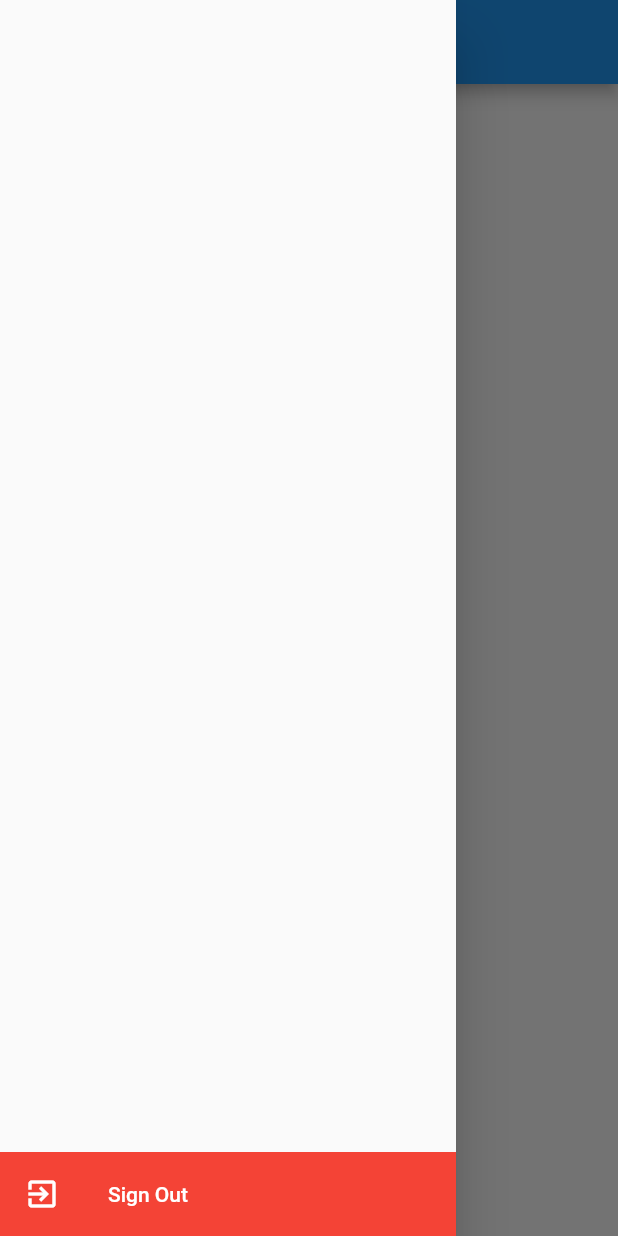
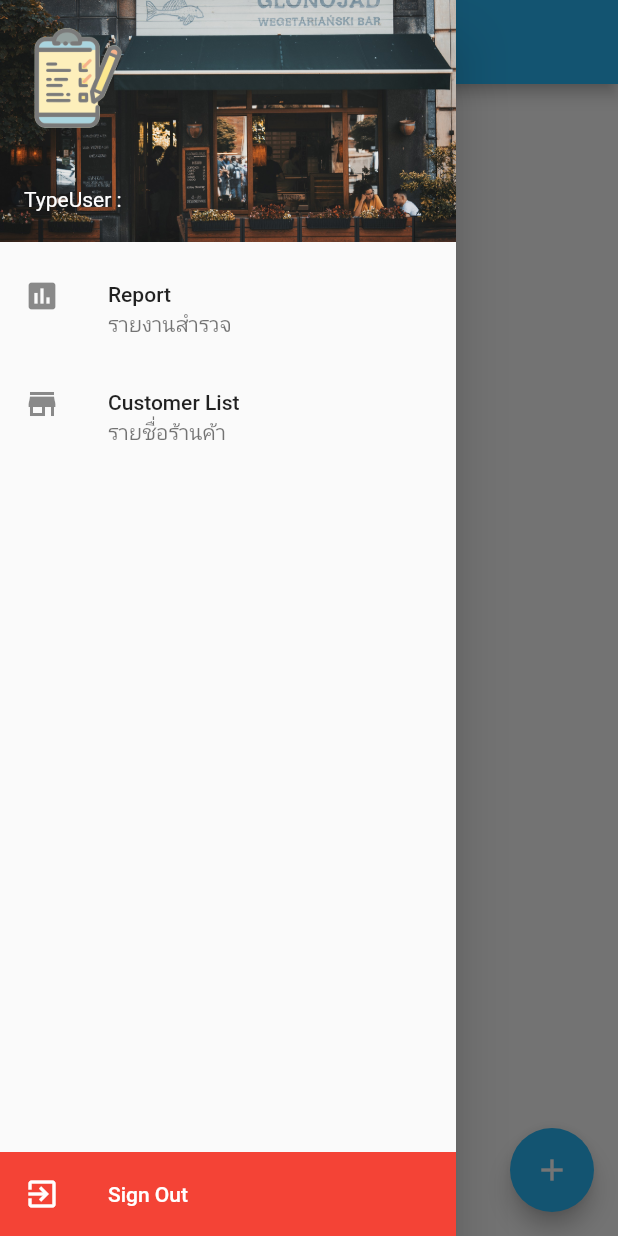
Before and after one commit to chcomama/SurveyApp1st, a Flutter app: the MyService screen opened by its route, with the side drawer open, on a phone screen of 412 x 824 dp. Run offline on Flutter 3.47's test engine with Material 2 defaults, Android fonts, the phone set to English and light mode, and no system bars; our stand-ins replace firebase_auth, firebase_core; missing offline and left inert: dart:ffi; accounts and stored records are empty.

Commit message:
day3 night

```diff
--- a/lib/router.dart
+++ b/lib/router.dart
@@ -4,11 +4,13 @@ import 'package:survey_project/state/authen.dart';
 import 'package:survey_project/state/customerList.dart';
 import 'package:survey_project/state/my_survice.dart';
 import 'package:survey_project/state/register.dart';
+import 'package:survey_project/state/reportSurvey.dart';
 
 final Map<String, WidgetBuilder> myRoutes = {
 
-'/customerList':(BuildContext context)=> customerList(),
-'/addCustomer':(BuildContext context)=> addCustomer(),
+'/customerList':(BuildContext context)=> CustomerList(),
+'/reportSurvey':(BuildContext context)=> ReportSurvey(),
+'/addCustomer':(BuildContext context)=> AddCustomer(),
 '/myService':(BuildContext context)=> MyService(),
 '/register':(BuildContext context)=> Register(),
 '/authen':(BuildContext context)=> Authen(),
--- a/lib/state/customerList.dart
+++ b/lib/state/customerList.dart
@@ -1,13 +1,20 @@
 import 'package:flutter/material.dart';
+import 'package:survey_project/utility/my_style.dart';
 
-class customerList extends StatefulWidget {
+class CustomerList extends StatefulWidget {
   @override
-  _customerListState createState() => _customerListState();
+  _CustomerListState createState() => _CustomerListState();
 }
 
-class _customerListState extends State<customerList> {
+class _CustomerListState extends State<CustomerList> {
   @override
   Widget build(BuildContext context) {
-    return Scaffold();
+    return Scaffold(
+      floatingActionButton: FloatingActionButton(backgroundColor: MyStyle().primaryColor,
+        onPressed: () => Navigator.pushNamed(context, '/addCustomer'),
+        child: Icon(Icons.add),
+      ),
+      body: Text('Customer List'),
+    );
   }
 }
--- a/lib/state/my_survice.dart
+++ b/lib/state/my_survice.dart
@@ -1,4 +1,8 @@
+import 'package:firebase_auth/firebase_auth.dart';
+import 'package:firebase_core/firebase_core.dart';
 import 'package:flutter/material.dart';
+import 'package:survey_project/state/customerList.dart';
+import 'package:survey_project/state/reportSurvey.dart';
 import 'package:survey_project/utility/my_style.dart';
 
 class MyService extends StatefulWidget {
@@ -7,33 +11,98 @@ class MyService extends StatefulWidget {
 }
 
 class _MyServiceState extends State<MyService> {
+  String nameLogin, typeUser;
+  Widget currentWidget = CustomerList();
+  @override
+  void initState() {
+    // TODO: implement initState
+    super.initState();
+    findNameLoginAndTypeUser();
+  }
+
+//หาชื่อที่Login
+  Future<Null> findNameLoginAndTypeUser() async {
+    await Firebase.initializeApp().then((value) async {
+      await FirebaseAuth.instance.authStateChanges().listen((event) {
+        setState(() {
+          nameLogin = event.displayName;
+        });
+      });
+    });
+  }
+
   @override
   Widget build(BuildContext context) {
     return Scaffold(
       appBar: AppBar(
-        title: Text('Customer List'),
+        backgroundColor: MyStyle().primaryColor,
+        title: Text('Survey App'),
       ),
       drawer: Drawer(
-        child: Column(
-          mainAxisAlignment: MainAxisAlignment.end,
+        child: Stack(
           children: [
-            ListTile(
-              onTap: () {
-              //Signout
-              },
-              tileColor: Colors.red[500],
-              leading: Icon(
-                Icons.exit_to_app,
-                color: Colors.white,
-              ),
-              title: Text(
-                'Sign Out',
-                style: MyStyle().whiteStyle(),
-              ),
+            Column(
+              children: [
+                buildUserAccountsDrawerHeader(),
+                buildMenuReport(),
+                buildMenuCustomerList(),
+              ],
             ),
+            buildColumnSignOut(context),
           ],
         ),
       ),
+      body: currentWidget,
+    );
+  }
+
+  ListTile buildMenuReport() {
+    return ListTile(
+      onTap: () {
+        setState(() {
+          currentWidget = ReportSurvey();
+        });
+        Navigator.pop(context);
+      },
+      leading: Icon(Icons.insert_chart),
+      title: Text('Report'),
+      subtitle: Text('รายงานสำรวจ'),
+    );
+  }
+
+  ListTile buildMenuCustomerList() {
+    return ListTile(
+      onTap: () {
+        setState(() {
+          currentWidget = CustomerList();
+        });
+        Navigator.pop(context);
+      },
+      leading: Icon(Icons.store_mall_directory),
+      title: Text('Customer List'),
+      subtitle: Text('รายชื่อร้านค้า'),
+    );
+  }
+
+  UserAccountsDrawerHeader buildUserAccountsDrawerHeader() {
+    return UserAccountsDrawerHeader(
+      //decoration: BoxDecoration(color: MyStyle().primaryColor),
+      decoration: BoxDecoration(
+        image: DecorationImage(
+            image: AssetImage('images/wall.png'), fit: BoxFit.cover),
+      ),
+      currentAccountPicture: Image.asset('images/logo.png'),
+      accountName: Text(nameLogin == null ? 'Name ' : nameLogin),
+      accountEmail: Text('TypeUser :'),
+    );
+  }
+
+  Column buildColumnSignOut(BuildContext context) {
+    return Column(
+      mainAxisAlignment: MainAxisAlignment.end,
+      children: [
+        MyStyle().buildSignOut(context),
+      ],
     );
   }
 }
--- a/lib/utility/my_style.dart
+++ b/lib/utility/my_style.dart
@@ -1,5 +1,7 @@
 import 'dart:ui';
 
+import 'package:firebase_auth/firebase_auth.dart';
+import 'package:firebase_core/firebase_core.dart';
 import 'package:flutter/material.dart';
 import 'package:survey_project/main.dart';
 
@@ -18,5 +20,27 @@ class MyStyle {
     fontWeight: FontWeight.bold,
   );
 
+ Widget buildSignOut(BuildContext context)  {
+    return ListTile(
+            onTap: () async {
+              //Signout
+              await Firebase.initializeApp().then((value) async {
+                await FirebaseAuth.instance.signOut().then((value) =>
+                    Navigator.pushNamedAndRemoveUntil(
+                        context, '/authen', (route) => false));
+              });
+            },
+            tileColor: Colors.red[500],
+            leading: Icon(
+              Icons.exit_to_app,
+              color: Colors.white,
+            ),
+            title: Text(
+              'Sign Out',
+              style: MyStyle().whiteStyle(),
+            ),
+          );
+  }
+
   MyStyle();
 }
```
Also changed, not shown: lib/state/addcustomer.dart (+9 -4 lines), lib/state/reportSurvey.dart (added, +14 -0 lines), images/wall.png (added).
